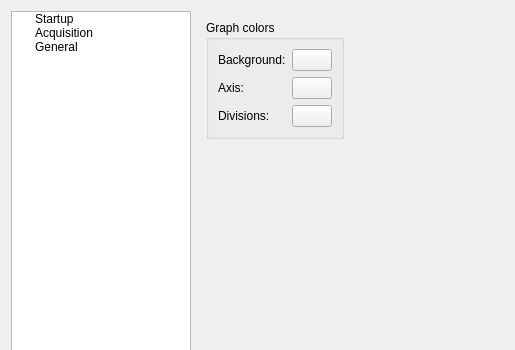
Old version of the form Software/PC_Application/preferencesdialog.ui in the repository jankae/LibreVNA; both pictures show x 0 to 515 and y 0 to 350 of the 613 by 794 pixel window.
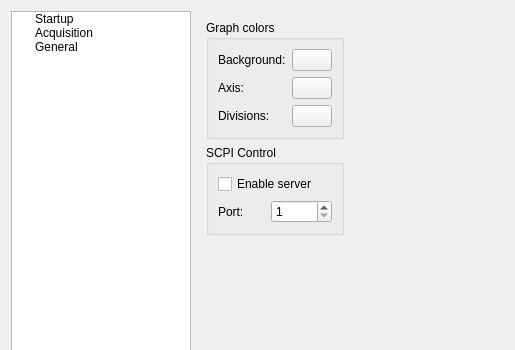
New version of the form. The open tabs and pages were chosen to show the change. Custom widgets are drawn as their Qt base class.

Commit message: Additional SCPI commands + configuration of port in preferences

Patch:
```diff
--- a/Software/PC_Application/preferencesdialog.ui
+++ b/Software/PC_Application/preferencesdialog.ui
@@ -587,6 +587,43 @@
                </layout>
               </widget>
              </item>
+             <item>
+              <widget class="QGroupBox" name="groupBox_8">
+               <property name="title">
+                <string>SCPI Control</string>
+               </property>
+               <layout class="QVBoxLayout" name="verticalLayout_8">
+                <item>
+                 <widget class="QCheckBox" name="GeneralSCPIEnabled">
+                  <property name="text">
+                   <string>Enable server</string>
+                  </property>
+                 </widget>
+                </item>
+                <item>
+                 <layout class="QHBoxLayout" name="horizontalLayout_7">
+                  <item>
+                   <widget class="QLabel" name="label_20">
+                    <property name="text">
+                     <string>Port:</string>
+                    </property>
+                   </widget>
+                  </item>
+                  <item>
+                   <widget class="QSpinBox" name="GeneralSCPIPort">
+                    <property name="minimum">
+                     <number>1</number>
+                    </property>
+                    <property name="maximum">
+                     <number>65535</number>
+                    </property>
+                   </widget>
+                  </item>
+                 </layout>
+                </item>
+               </layout>
+              </widget>
+             </item>
              <item>
               <spacer name="verticalSpacer_3">
                <property name="orientation">
```
Left out of the diff: 2 changed lines with no effect on the pictures. The commit also changes 9 other files.
